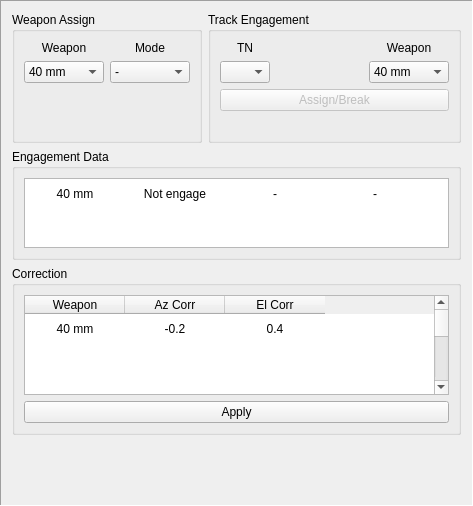
The window that framewap.ui (MiftahSalam/FA-FCS-2020-HMI) describes before a commit, drawn with Qt 5.
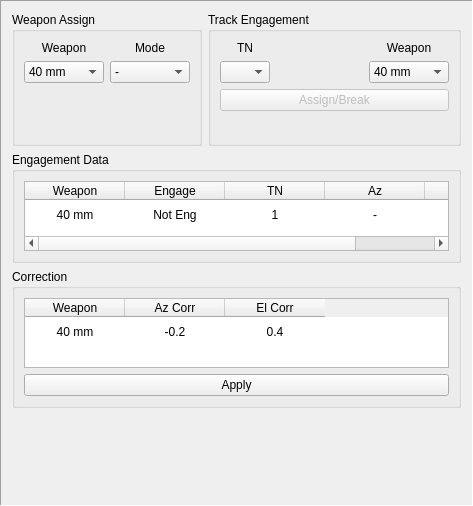
The same window after the commit.

```diff
--- a/framewap.ui
+++ b/framewap.ui
@@ -327,41 +327,6 @@
           <string>New Row</string>
          </property>
         </row>
-        <row>
-         <property name="text">
-          <string>New Row</string>
-         </property>
-        </row>
-        <row>
-         <property name="text">
-          <string>New Row</string>
-         </property>
-        </row>
-        <row>
-         <property name="text">
-          <string>New Row</string>
-         </property>
-        </row>
-        <row>
-         <property name="text">
-          <string>New Row</string>
-         </property>
-        </row>
-        <row>
-         <property name="text">
-          <string>New Row</string>
-         </property>
-        </row>
-        <row>
-         <property name="text">
-          <string>New Row</string>
-         </property>
-        </row>
-        <row>
-         <property name="text">
-          <string>New Row</string>
-         </property>
-        </row>
         <column>
          <property name="text">
           <string>Weapon</string>
@@ -393,6 +358,9 @@
          <property name="textAlignment">
           <set>AlignCenter</set>
          </property>
+         <property name="flags">
+          <set>ItemIsEnabled</set>
+         </property>
         </item>
         <item row="0" column="1">
          <property name="text">
@@ -449,7 +417,7 @@
          <bool>false</bool>
         </property>
         <attribute name="horizontalHeaderVisible">
-         <bool>false</bool>
+         <bool>true</bool>
         </attribute>
         <attribute name="horizontalHeaderDefaultSectionSize">
          <number>100</number>
@@ -478,6 +446,11 @@
           <string>Engage</string>
          </property>
         </column>
+        <column>
+         <property name="text">
+          <string>TN</string>
+         </property>
+        </column>
         <column>
          <property name="text">
           <string>Az</string>
@@ -498,7 +471,7 @@
         </item>
         <item row="0" column="1">
          <property name="text">
-          <string>Not engage</string>
+          <string>Not Eng</string>
          </property>
          <property name="textAlignment">
           <set>AlignCenter</set>
@@ -506,7 +479,7 @@
         </item>
         <item row="0" column="2">
          <property name="text">
-          <string>-</string>
+          <string>1</string>
          </property>
          <property name="textAlignment">
           <set>AlignCenter</set>
@@ -520,6 +493,14 @@
           <set>AlignCenter</set>
          </property>
         </item>
+        <item row="0" column="4">
+         <property name="text">
+          <string>-</string>
+         </property>
+         <property name="textAlignment">
+          <set>AlignCenter</set>
+         </property>
+        </item>
        </widget>
       </item>
      </layout>
```
Left out of the diff: 6 changed lines with no effect on the pictures.
